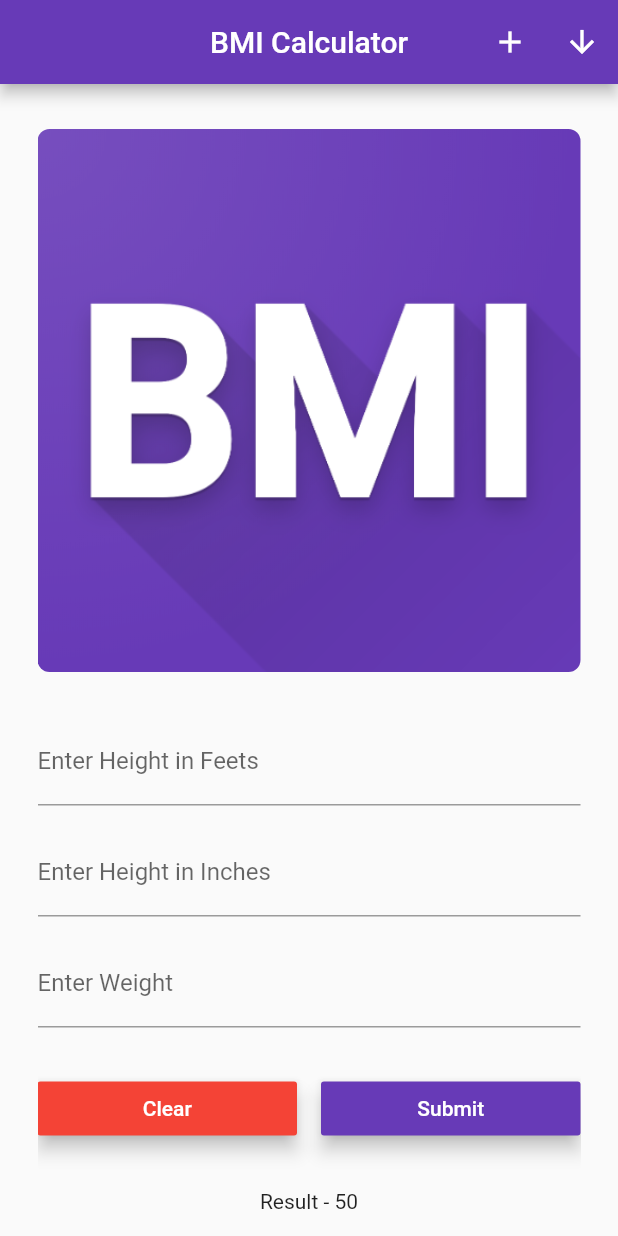
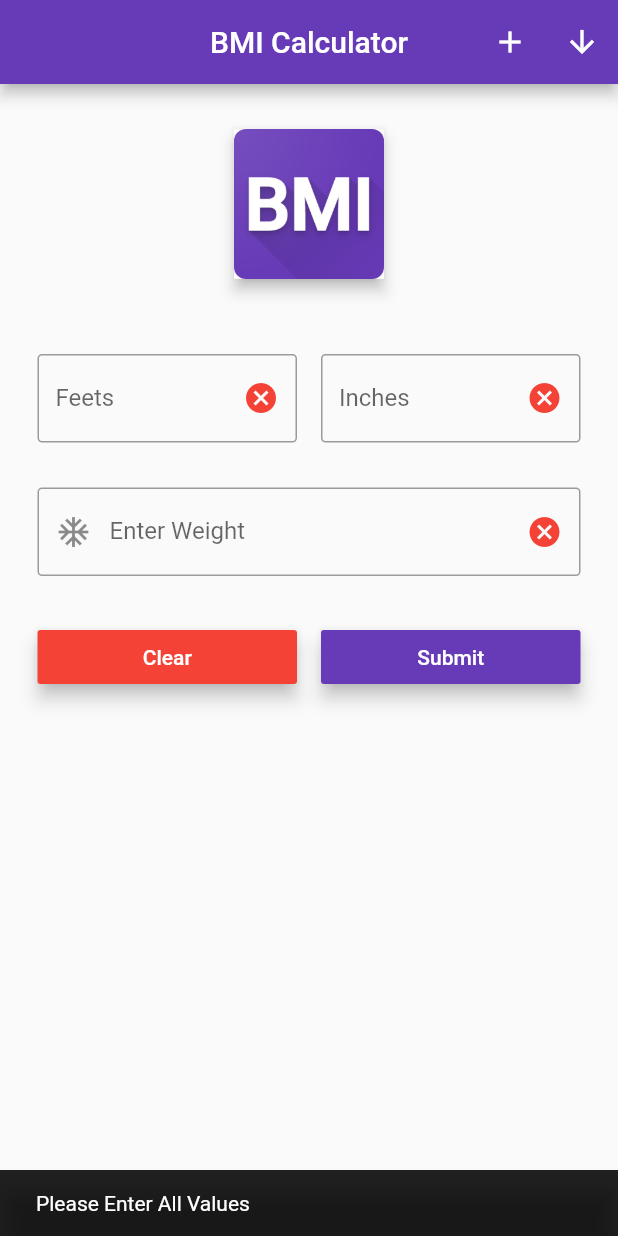
Before and after one commit to narayanvyas/bmi-calculator, a Flutter app: the screen it shows after launch, after a tap on "Submit", on a phone screen of 412 x 824 dp. Run offline on Flutter 3.47's test engine with Material 2 defaults, Android fonts, the phone set to English and light mode, and no system bars.

Commit message:
Initial Coding Completed

```diff
--- a/lib/main.dart
+++ b/lib/main.dart
@@ -14,12 +14,26 @@ class Home extends StatefulWidget {
 }
 
 class _HomeState extends State<Home> {
+  final GlobalKey<ScaffoldState> _scaffoldKey = GlobalKey<ScaffoldState>();
+  double bmi;
   final TextEditingController feetHeightController = TextEditingController();
   final TextEditingController inchHeightController = TextEditingController();
   final TextEditingController weightController = TextEditingController();
+
+  displaySnackBar(String msg, GlobalKey<ScaffoldState> _scaffoldKey,
+      [Color color = Colors.black87]) {
+    final snackBar = SnackBar(
+      content: Text(msg),
+      backgroundColor: color,
+      duration: Duration(milliseconds: 1200),
+    );
+    _scaffoldKey.currentState.showSnackBar(snackBar);
+  }
+
   @override
   Widget build(BuildContext context) {
     return Scaffold(
+      key: _scaffoldKey,
       appBar: AppBar(
         title: Text("BMI Calculator"),
         centerTitle: true,
@@ -50,7 +64,11 @@ class _HomeState extends State<Home> {
           child: ListView(
             children: <Widget>[
               Padding(
-                padding: const EdgeInsets.only(bottom: 30, top: 30),
+                padding: const EdgeInsets.only(bottom: 50, top: 30),
+                child: Align(
+                  alignment: Alignment.center,
+                  child: Material(
+                    elevation: 4,
                     child: ClipRRect(
                       borderRadius: BorderRadius.circular(8),
                       child: Image.asset(
@@ -59,25 +77,55 @@ class _HomeState extends State<Home> {
                       ),
                     ),
                   ),
-              Padding(
-                padding: const EdgeInsets.only(bottom: 15.0),
+                ),
+              ),
+              Row(
+                children: <Widget>[
+                  Expanded(
+                    child: Padding(
+                      padding: const EdgeInsets.only(bottom: 30.0, right: 8),
                       child: TextFormField(
                         controller: feetHeightController,
                         keyboardType: TextInputType.number,
                         decoration: InputDecoration(
-                      hintText: "Enter Height in Feets",
-                      labelText: 'Enter Height in Feets'),
+                            hintText: "Feets",
+                            labelText: 'Feets',
+                            suffixIcon: IconButton(
+                                icon: Icon(
+                                  Icons.cancel,
+                                  color: Colors.red,
+                                ),
+                                onPressed: () {
+                                  feetHeightController.text = '';
+                                }),
+                            border: OutlineInputBorder(
+                                borderRadius: BorderRadius.circular(3))),
                       ),
                     ),
-              Padding(
-                padding: const EdgeInsets.only(bottom: 15.0),
+                  ),
+                  Expanded(
+                    child: Padding(
+                      padding: const EdgeInsets.only(bottom: 30.0, left: 8),
                       child: TextFormField(
                         controller: inchHeightController,
                         keyboardType: TextInputType.number,
                         decoration: InputDecoration(
-                      hintText: "Enter Height in Inches",
-                      labelText: 'Enter Height in Inches'),
+                            hintText: "Inches",
+                            labelText: 'Inches',
+                            suffixIcon: IconButton(
+                                icon: Icon(
+                                  Icons.cancel,
+                                  color: Colors.red,
                                 ),
+                                onPressed: () {
+                                  inchHeightController.text = '';
+                                }),
+                            border: OutlineInputBorder(
+                                borderRadius: BorderRadius.circular(3))),
+                      ),
+                    ),
+                  ),
+                ],
               ),
               Padding(
                 padding: const EdgeInsets.only(bottom: 30.0),
@@ -86,7 +134,18 @@ class _HomeState extends State<Home> {
                   keyboardType: TextInputType.number,
                   decoration: InputDecoration(
                       hintText: "Enter Weight in KG",
-                      labelText: 'Enter Weight'),
+                      labelText: 'Enter Weight',
+                      prefixIcon: Icon(Icons.ac_unit),
+                      suffixIcon: IconButton(
+                          icon: Icon(
+                            Icons.cancel,
+                            color: Colors.red,
+                          ),
+                          onPressed: () {
+                            weightController.text = '';
+                          }),
+                      border: OutlineInputBorder(
+                          borderRadius: BorderRadius.circular(3))),
                 ),
               ),
               Row(
@@ -103,7 +162,9 @@ class _HomeState extends State<Home> {
                           ),
                           color: Colors.red,
                           onPressed: () {
-                            print("Clear Button Pressed");
+                            weightController.text = '';
+                            feetHeightController.text = '';
+                            inchHeightController.text = '';
                           }),
                     ),
                   ),
@@ -118,7 +179,24 @@ class _HomeState extends State<Home> {
                           ),
                           color: Colors.deepPurple,
                           onPressed: () {
-                            print("Button Pressed");
+                            if (weightController.text == '' ||
+                                feetHeightController.text == '' ||
+                                inchHeightController.text == '') {
+                              displaySnackBar(
+                                  'Please Enter All Values', _scaffoldKey);
+                            } else {
+                              double feet =
+                                  double.parse(feetHeightController.text);
+                              double inch =
+                                  double.parse(inchHeightController.text);
+                              double totalHeight = feet * 12 + inch;
+                              double meter = totalHeight * 0.0254;
+                              bmi = double.parse(weightController.text) /
+                                  (meter * meter);
+                              setState(() {
+                                bmi = double.parse(bmi.toStringAsFixed(3));
+                              });
+                            }
                           }),
                     ),
                   )
@@ -126,7 +204,13 @@ class _HomeState extends State<Home> {
               ),
               Padding(
                 padding: const EdgeInsets.only(top: 30.0, bottom: 30),
-                child: Center(child: Text("Result - 50")),
+                child: Center(
+                    child: bmi == null || bmi <= 0
+                        ? Container()
+                        : Text(
+                            "Result - $bmi",
+                            style: TextStyle(fontSize: 30),
+                          )),
               )
             ],
           ),
```
Lines whose indentation alone changed are shown as unchanged.
